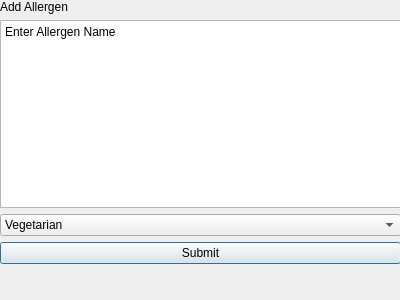
The window that addallergenwindow.ui (MarkHarrison03/RecipeApp) describes before a commit, drawn with Qt 5.
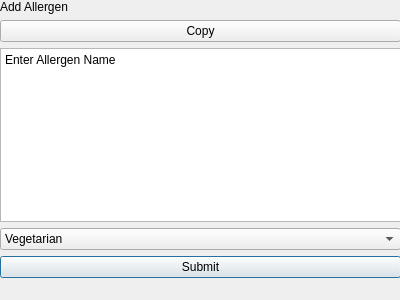
The same window after the commit.

Commit message: added deep and shallow copys, modifiable recipies

The edit to the form file:
```diff
--- a/addallergenwindow.ui
+++ b/addallergenwindow.ui
@@ -23,13 +23,6 @@
     </rect>
    </property>
    <layout class="QGridLayout" name="gridLayout">
-    <item row="1" column="0">
-     <widget class="QPlainTextEdit" name="plainTextEdit">
-      <property name="plainText">
-       <string>Enter Allergen Name</string>
-      </property>
-     </widget>
-    </item>
     <item row="0" column="0" alignment="Qt::AlignLeft|Qt::AlignTop">
      <widget class="QLabel" name="label">
       <property name="minimumSize">
@@ -44,6 +37,34 @@
      </widget>
     </item>
     <item row="4" column="0">
+     <widget class="QPushButton" name="pushButton">
+      <property name="text">
+       <string>Submit</string>
+      </property>
+     </widget>
+    </item>
+    <item row="2" column="0">
+     <widget class="QPlainTextEdit" name="plainTextEdit">
+      <property name="plainText">
+       <string>Enter Allergen Name</string>
+      </property>
+     </widget>
+    </item>
+    <item row="3" column="0">
+     <widget class="QComboBox" name="comboBox">
+      <item>
+       <property name="text">
+        <string>Vegetarian</string>
+       </property>
+      </item>
+      <item>
+       <property name="text">
+        <string>No Dietary Restriction</string>
+       </property>
+      </item>
+     </widget>
+    </item>
+    <item row="5" column="0">
      <spacer name="verticalSpacer">
       <property name="orientation">
        <enum>Qt::Vertical</enum>
@@ -56,27 +77,13 @@
       </property>
      </spacer>
     </item>
-    <item row="3" column="0">
-     <widget class="QPushButton" name="pushButton">
+    <item row="1" column="0">
+     <widget class="QPushButton" name="pushButton_2">
       <property name="text">
-       <string>Submit</string>
+       <string>Copy</string>
       </property>
      </widget>
     </item>
-    <item row="2" column="0">
-     <widget class="QComboBox" name="comboBox">
-      <item>
-       <property name="text">
-        <string>Vegetarian</string>
-       </property>
-      </item>
-      <item>
-       <property name="text">
-        <string>No Dietary Restriction</string>
-       </property>
-      </item>
-     </widget>
-    </item>
    </layout>
   </widget>
  </widget>
```
The commit also changes 15 other files.
